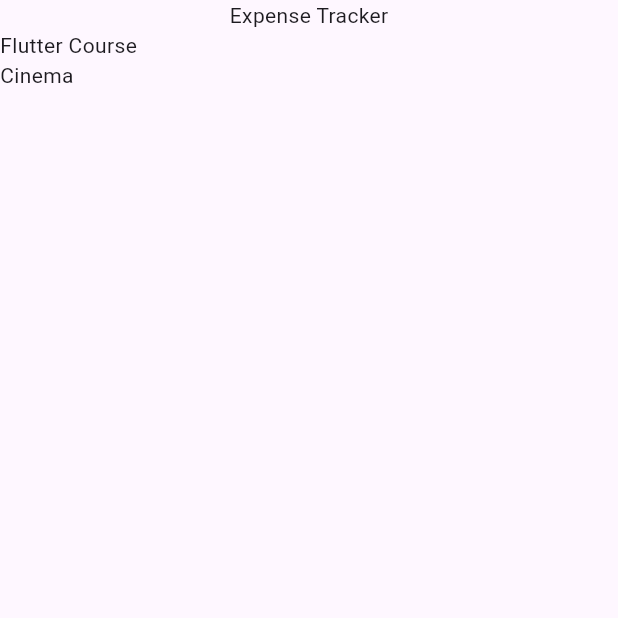
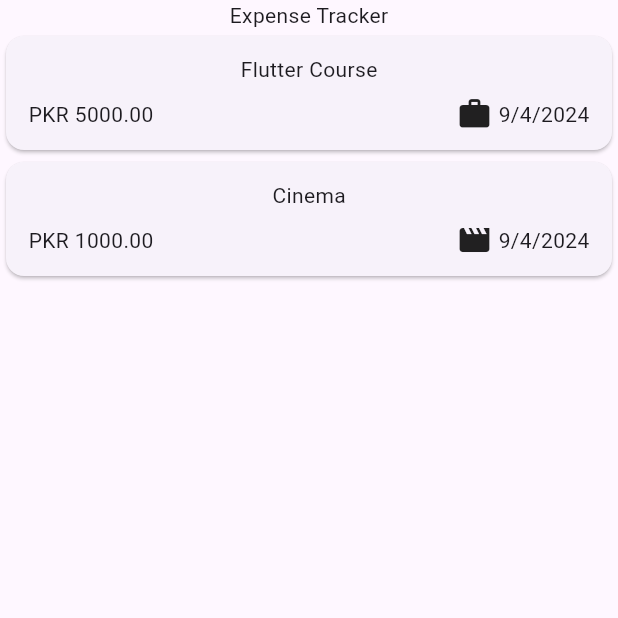
Before and after one commit to mumerkhan786/expense_tracker, a Flutter app: the screen it shows after launch, on a phone screen of 412 x 824 dp, the top half of it. Run offline on Flutter 3.47's test engine with Material 3 defaults, Android fonts, the phone set to English and light mode, and no system bars.

Commit message:
refactor: Organize widgets, add expense item, and update model logic

```diff
--- a/lib/main.dart
+++ b/lib/main.dart
@@ -1,5 +1,5 @@
 import 'package:flutter/material.dart';
-import 'package:expense_tracker/expenses.dart';
+import 'package:expense_tracker/widget/expenses.dart';
 
 void main() {
   runApp(
--- a/lib/model/expense_structure.dart
+++ b/lib/model/expense_structure.dart
@@ -1,9 +1,19 @@
 import 'package:flutter/material.dart';
 import 'package:uuid/uuid.dart';
+import 'package:intl/intl.dart';
+
+final formatter = DateFormat.yMd();
 
 const uuid = Uuid();
 
 enum Category { food, travel, leisure, work }
+
+final categoryIcon = {
+  Category.food: Icons.lunch_dining,
+  Category.travel: Icons.flight_takeoff,
+  Category.leisure: Icons.movie,
+  Category.work: Icons.work,
+};
 
 class ExpenseStructure {
   ExpenseStructure(
@@ -18,4 +28,8 @@ class ExpenseStructure {
   final double amount;
   final DateTime date;
   final Category category;
+
+  String get formattedDate {
+    return formatter.format(date);
+  }
 }
--- a/lib/expenses.dart
+++ b/lib/widget/expenses.dart
@@ -1,6 +1,6 @@
 import 'package:flutter/material.dart';
 import 'package:expense_tracker/model/expense_structure.dart';
-import 'package:expense_tracker/expense_list.dart';
+import 'package:expense_tracker/widget/expenses_list/expense_list.dart';
 
 class Expenses extends StatefulWidget {
   const Expenses({super.key});
--- /dev/null
+++ b/lib/widget/expenses_list/expense_item.dart
@@ -0,0 +1,43 @@
+import 'package:flutter/material.dart';
+import 'package:expense_tracker/model/expense_structure.dart';
+
+class ExpenseItem extends StatelessWidget {
+  const ExpenseItem(this.expense, {super.key});
+
+  final ExpenseStructure expense;
+
+  @override
+  Widget build(BuildContext context) {
+    return Card(
+      child: Padding(
+        padding: const EdgeInsets.symmetric(
+          vertical: 12,
+          horizontal: 15,
+        ),
+        child: Column(
+          children: [
+            Text(expense.title),
+            const SizedBox(height: 8),
+            Row(
+              children: [
+                Text(
+                  'PKR ${expense.amount.toStringAsFixed(2)}',
+                ),
+                const Spacer(),
+                Row(
+                  children: [
+                    Icon(categoryIcon[expense.category]),
+                    const SizedBox(width: 4),
+                    Text(
+                      expense.formattedDate,
+                    ),
+                  ],
+                ),
+              ],
+            ),
+          ],
+        ),
+      ),
+    );
+  }
+}
--- a/lib/expense_list.dart
+++ b/lib/widget/expenses_list/expense_list.dart
@@ -1,4 +1,5 @@
 import 'package:flutter/material.dart';
+import 'package:expense_tracker/widget/expenses_list/expense_item.dart';
 import 'package:expense_tracker/model/expense_structure.dart';
 
 class ExpenseList extends StatelessWidget {
@@ -10,7 +11,9 @@ class ExpenseList extends StatelessWidget {
   Widget build(BuildContext context) {
     return ListView.builder(
       itemCount: expense.length,
-      itemBuilder: (ctx, index) => Text(expense[index].title),
+      itemBuilder: (ctx, index) => ExpenseItem(
+        expense[index],
+      ),
     );
   }
 }
--- a/pubspec.yaml
+++ b/pubspec.yaml
@@ -36,6 +36,7 @@ dependencies:
   # Use with the CupertinoIcons class for iOS style icons.
   cupertino_icons: ^1.0.8
   uuid: ^4.5.0
+  intl: ^0.19.0
 
 dev_dependencies:
   flutter_test:
```
Also changed, not shown: pubspec.lock.
